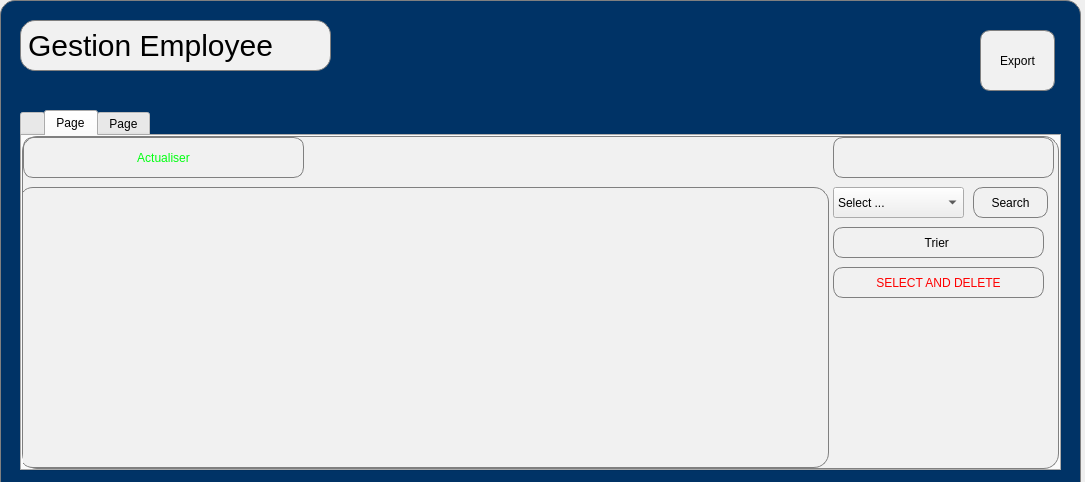
Above: mainwindow.ui from 0xreff/gestionEmployee before the change. Below: the same form after it.
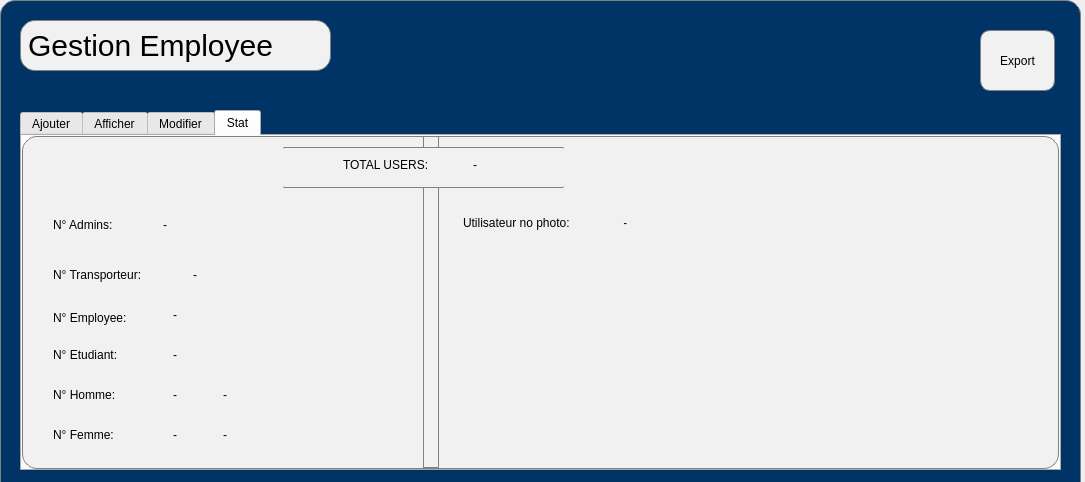
That is the form after the change.

The edit to the form file:
```diff
--- a/mainwindow.ui
+++ b/mainwindow.ui
@@ -109,11 +109,11 @@
 }</string>
     </property>
     <property name="currentIndex">
-     <number>1</number>
+     <number>3</number>
     </property>
     <widget class="QWidget" name="Ajouter_2" native="true">
      <attribute name="title">
-      <string/>
+      <string>Ajouter</string>
      </attribute>
      <widget class="QLineEdit" name="Nom">
       <property name="geometry">
@@ -469,7 +469,7 @@
     </widget>
     <widget class="QWidget" name="Read">
      <attribute name="title">
-      <string>Page</string>
+      <string>Afficher</string>
      </attribute>
      <widget class="QTableView" name="tableView">
       <property name="geometry">
@@ -608,7 +608,7 @@
     </widget>
     <widget class="QWidget" name="Modifier">
      <attribute name="title">
-      <string>Page</string>
+      <string>Modifier</string>
      </attribute>
      <widget class="QComboBox" name="Posteu">
       <property name="geometry">
@@ -979,6 +979,299 @@
       </property>
      </widget>
     </widget>
+    <widget class="QWidget" name="tab">
+     <attribute name="title">
+      <string>Stat</string>
+     </attribute>
+     <widget class="QLabel" name="label_20">
+      <property name="geometry">
+       <rect>
+        <x>320</x>
+        <y>20</y>
+        <width>111</width>
+        <height>16</height>
+       </rect>
+      </property>
+      <property name="text">
+       <string>TOTAL USERS:</string>
+      </property>
+     </widget>
+     <widget class="QLabel" name="label_total">
+      <property name="geometry">
+       <rect>
+        <x>450</x>
+        <y>20</y>
+        <width>49</width>
+        <height>16</height>
+       </rect>
+      </property>
+      <property name="text">
+       <string>-</string>
+      </property>
+     </widget>
+     <widget class="QLabel" name="label_21">
+      <property name="geometry">
+       <rect>
+        <x>30</x>
+        <y>250</y>
+        <width>91</width>
+        <height>16</height>
+       </rect>
+      </property>
+      <property name="text">
+       <string>N° Homme:</string>
+      </property>
+     </widget>
+     <widget class="QLabel" name="label_men">
+      <property name="geometry">
+       <rect>
+        <x>150</x>
+        <y>250</y>
+        <width>21</width>
+        <height>16</height>
+       </rect>
+      </property>
+      <property name="text">
+       <string>-</string>
+      </property>
+     </widget>
+     <widget class="QLabel" name="label_men_percent">
+      <property name="geometry">
+       <rect>
+        <x>200</x>
+        <y>250</y>
+        <width>49</width>
+        <height>16</height>
+       </rect>
+      </property>
+      <property name="text">
+       <string>-</string>
+      </property>
+     </widget>
+     <widget class="QLabel" name="label_women_percent">
+      <property name="geometry">
+       <rect>
+        <x>200</x>
+        <y>290</y>
+        <width>49</width>
+        <height>16</height>
+       </rect>
+      </property>
+      <property name="text">
+       <string>-</string>
+      </property>
+     </widget>
+     <widget class="QLabel" name="label_42">
+      <property name="geometry">
+       <rect>
+        <x>30</x>
+        <y>290</y>
+        <width>91</width>
+        <height>16</height>
+       </rect>
+      </property>
+      <property name="text">
+       <string>N° Femme:</string>
+      </property>
+     </widget>
+     <widget class="QLabel" name="label_women">
+      <property name="geometry">
+       <rect>
+        <x>150</x>
+        <y>290</y>
+        <width>21</width>
+        <height>16</height>
+       </rect>
+      </property>
+      <property name="text">
+       <string>-</string>
+      </property>
+     </widget>
+     <widget class="QLabel" name="label_43">
+      <property name="geometry">
+       <rect>
+        <x>30</x>
+        <y>80</y>
+        <width>91</width>
+        <height>16</height>
+       </rect>
+      </property>
+      <property name="text">
+       <string>N° Admins:</string>
+      </property>
+     </widget>
+     <widget class="QLabel" name="label_admin">
+      <property name="geometry">
+       <rect>
+        <x>140</x>
+        <y>80</y>
+        <width>21</width>
+        <height>16</height>
+       </rect>
+      </property>
+      <property name="text">
+       <string>-</string>
+      </property>
+     </widget>
+     <widget class="QLabel" name="label_44">
+      <property name="geometry">
+       <rect>
+        <x>30</x>
+        <y>130</y>
+        <width>131</width>
+        <height>16</height>
+       </rect>
+      </property>
+      <property name="text">
+       <string>N° Transporteur:</string>
+      </property>
+     </widget>
+     <widget class="QLabel" name="label_transporteurs">
+      <property name="geometry">
+       <rect>
+        <x>170</x>
+        <y>130</y>
+        <width>21</width>
+        <height>16</height>
+       </rect>
+      </property>
+      <property name="text">
+       <string>-</string>
+      </property>
+     </widget>
+     <widget class="QLabel" name="label_45">
+      <property name="geometry">
+       <rect>
+        <x>30</x>
+        <y>170</y>
+        <width>111</width>
+        <height>21</height>
+       </rect>
+      </property>
+      <property name="text">
+       <string>N° Employee:</string>
+      </property>
+     </widget>
+     <widget class="QLabel" name="label_employees">
+      <property name="geometry">
+       <rect>
+        <x>150</x>
+        <y>170</y>
+        <width>21</width>
+        <height>16</height>
+       </rect>
+      </property>
+      <property name="text">
+       <string>-</string>
+      </property>
+     </widget>
+     <widget class="QLabel" name="label_46">
+      <property name="geometry">
+       <rect>
+        <x>30</x>
+        <y>210</y>
+        <width>111</width>
+        <height>16</height>
+       </rect>
+      </property>
+      <property name="text">
+       <string>N° Etudiant:</string>
+      </property>
+     </widget>
+     <widget class="QLabel" name="label_etudiants">
+      <property name="geometry">
+       <rect>
+        <x>150</x>
+        <y>210</y>
+        <width>21</width>
+        <height>16</height>
+       </rect>
+      </property>
+      <property name="text">
+       <string>-</string>
+      </property>
+     </widget>
+     <widget class="Line" name="line_3">
+      <property name="geometry">
+       <rect>
+        <x>400</x>
+        <y>-10</y>
+        <width>16</width>
+        <height>341</height>
+       </rect>
+      </property>
+      <property name="orientation">
+       <enum>Qt::Orientation::Vertical</enum>
+      </property>
+     </widget>
+     <widget class="QFrame" name="frame">
+      <property name="geometry">
+       <rect>
+        <x>260</x>
+        <y>10</y>
+        <width>281</width>
+        <height>41</height>
+       </rect>
+      </property>
+      <property name="styleSheet">
+       <string notr="true">border-left:none;
+border-right:none;
+border-radius:1px;</string>
+      </property>
+      <property name="frameShape">
+       <enum>QFrame::Shape::StyledPanel</enum>
+      </property>
+      <property name="frameShadow">
+       <enum>QFrame::Shadow::Raised</enum>
+      </property>
+     </widget>
+     <widget class="QLabel" name="label_no_photo">
+      <property name="geometry">
+       <rect>
+        <x>600</x>
+        <y>75</y>
+        <width>21</width>
+        <height>21</height>
+       </rect>
+      </property>
+      <property name="text">
+       <string>-</string>
+      </property>
+     </widget>
+     <widget class="QLabel" name="label_47">
+      <property name="geometry">
+       <rect>
+        <x>440</x>
+        <y>70</y>
+        <width>161</width>
+        <height>31</height>
+       </rect>
+      </property>
+      <property name="text">
+       <string>Utilisateur no photo:</string>
+      </property>
+     </widget>
+     <zorder>line_3</zorder>
+     <zorder>frame</zorder>
+     <zorder>label_20</zorder>
+     <zorder>label_total</zorder>
+     <zorder>label_21</zorder>
+     <zorder>label_men</zorder>
+     <zorder>label_men_percent</zorder>
+     <zorder>label_women_percent</zorder>
+     <zorder>label_42</zorder>
+     <zorder>label_women</zorder>
+     <zorder>label_43</zorder>
+     <zorder>label_admin</zorder>
+     <zorder>label_44</zorder>
+     <zorder>label_transporteurs</zorder>
+     <zorder>label_45</zorder>
+     <zorder>label_employees</zorder>
+     <zorder>label_46</zorder>
+     <zorder>label_etudiants</zorder>
+     <zorder>label_no_photo</zorder>
+     <zorder>label_47</zorder>
+    </widget>
    </widget>
    <widget class="QLabel" name="label">
     <property name="geometry">
```
Left out of the diff: 4 changed lines with no effect on the pictures.
